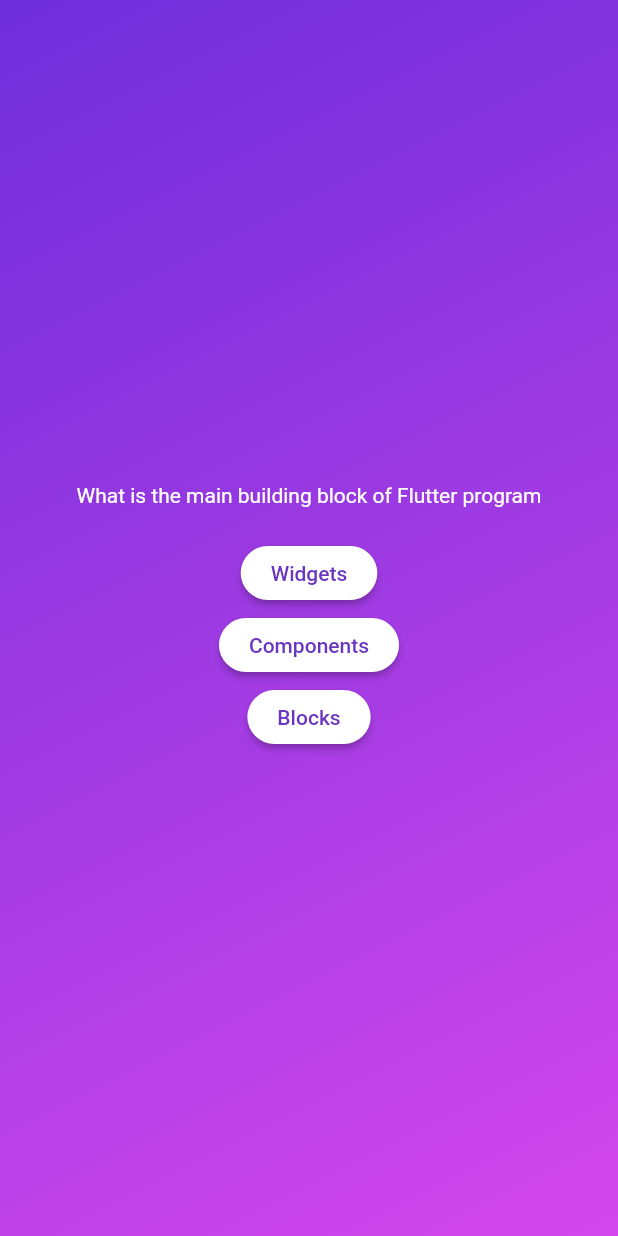
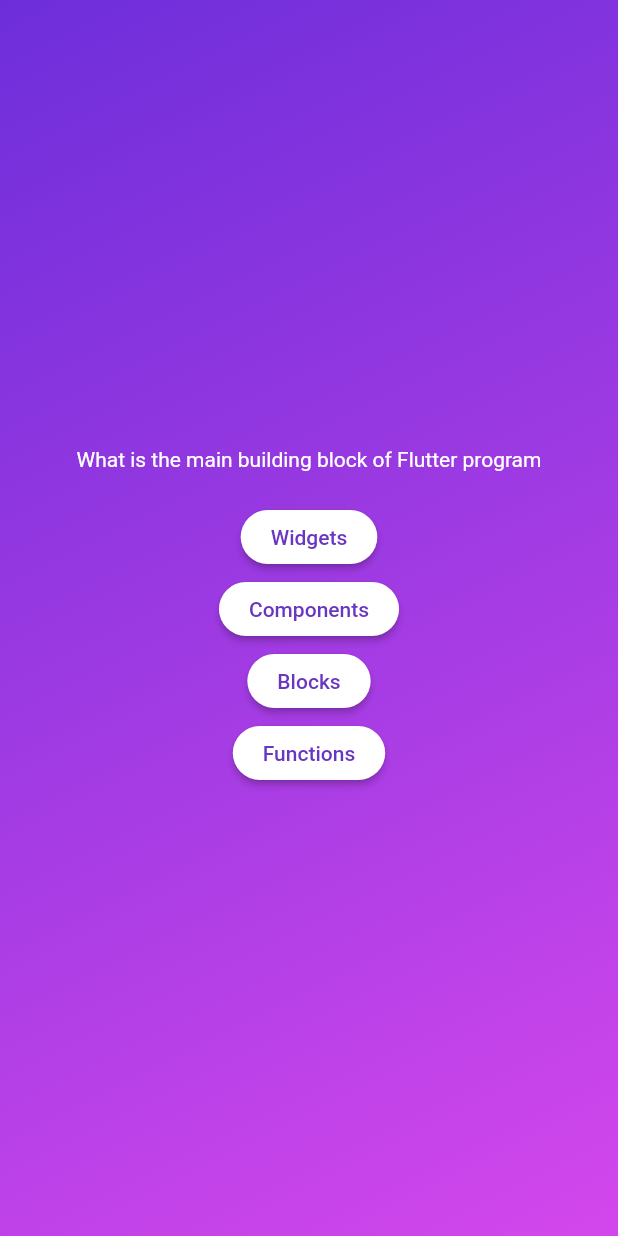
Before and after one commit to sulmandvlpr/revise_section_one, a Flutter app: the screen it shows after launch, after a tap on "Start Quiz", on a phone screen of 412 x 824 dp. Run offline on Flutter 3.47's test engine with Material 2 defaults, Android fonts, the phone set to English and light mode, and no system bars.

Commit message:
Cmt file 2/9 .map method & using dynamic text on widget button QuizApp BrPrac2Lac2

```diff
--- a/lib/questions_screen.dart
+++ b/lib/questions_screen.dart
@@ -30,9 +30,15 @@
             style: const TextStyle(color: Colors.white),
           ),
           const SizedBox(height: 20),
-          AnswerButton(answerText: currentQuestion.answers[0], onTap: () {}),
-          AnswerButton(answerText: currentQuestion.answers[1], onTap: () {}),
-          AnswerButton(answerText: currentQuestion.answers[2], onTap: () {}),
+          // ...currentQuestion.answers.map((answers) => AnswerButton(onTap: (){}, answerText: answers))
+          //set button text dynamically based on answers list
+          //so we need to convert answers list to widget answer list
+          //we convert list to widget list by applying .map((list element){}) method to list  which returns new Widget List
+          //.map return New Widget list but column have childer list [] so we use ...
+          //... spereding will take all value from list and pull them out from list and save them in comma seprated values
+          ...currentQuestion.answers.map((answer) {
+            return AnswerButton(onTap: () {}, answerText: answer);
+          }),
         ],
       ),
     );
```
